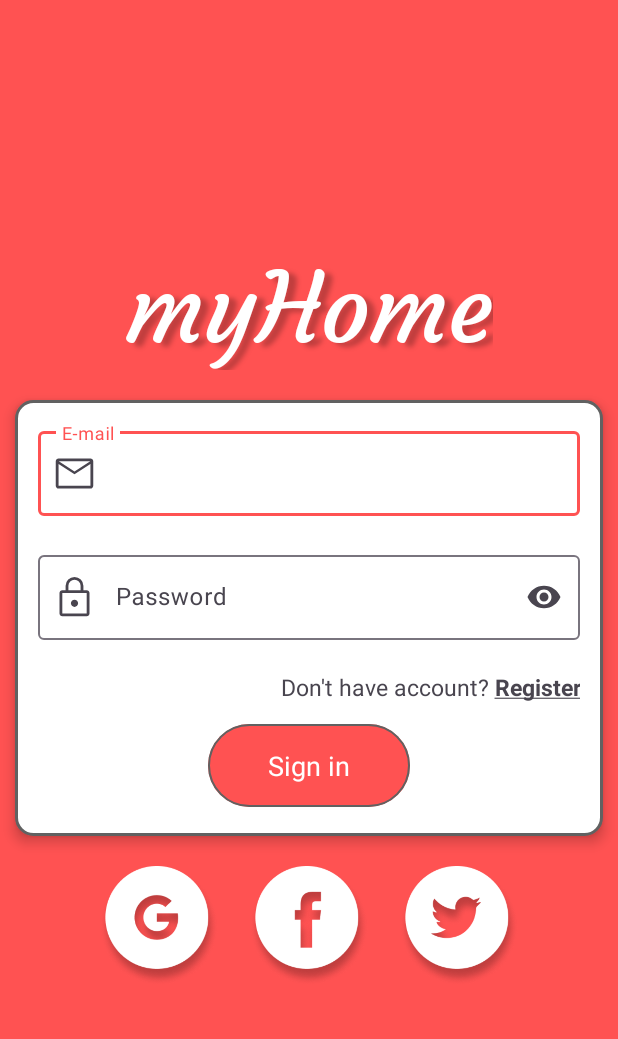
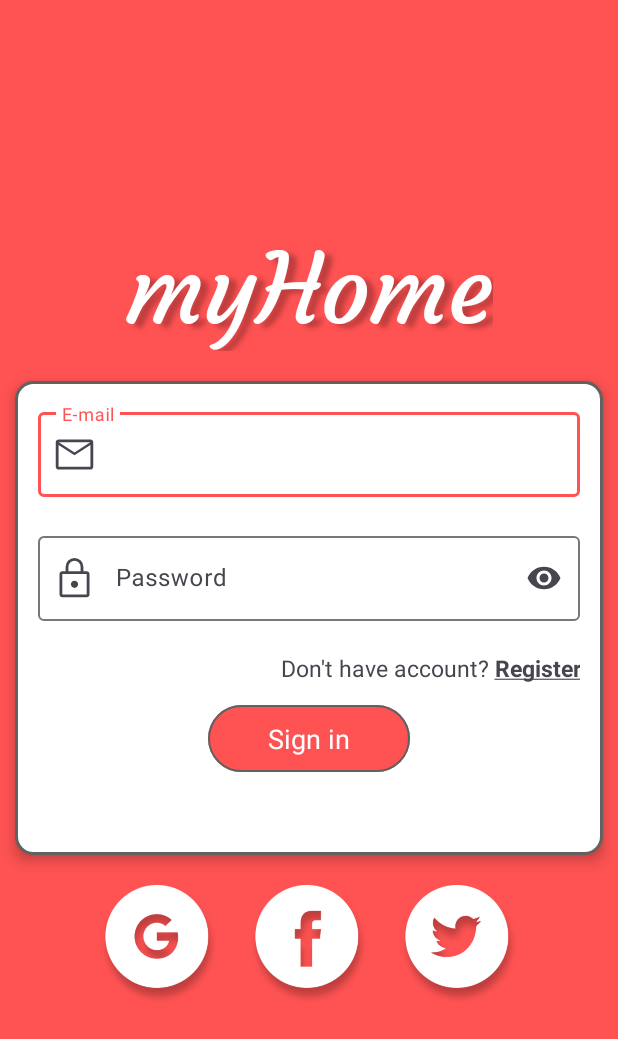
Before and after one commit to yaroslavlebid/MyHome, an Android app: the screen it shows after launch (LoginActivity), on a phone screen of 412 x 824 dp. Shown: the top 1039 px of the screen. Run offline under Robolectric (Android 15) with nearby library versions, the phone set to English and light mode, and no system bars; our stand-ins replace Firebase (no records; nobody signed in at launch, a user with empty details on screens opened directly), Timber; libraries missing offline, so code that uses them is left out: com.yanzhenjie.album; 1 statement that could not run was skipped.

Commit message:
developed log out feature, some ui changes

```diff
--- a/app/src/main/java/yaroslavlebid/apps/myhome/MyHomeModules.kt
+++ b/app/src/main/java/yaroslavlebid/apps/myhome/MyHomeModules.kt
@@ -9,6 +9,7 @@ import yaroslavlebid.apps.myhome.repository.*
 import yaroslavlebid.apps.myhome.ui.apartments.ApartmentListViewModel
 import yaroslavlebid.apps.myhome.ui.login.sign_in.SignInViewModel
 import yaroslavlebid.apps.myhome.ui.login.sign_up.SignUpViewModel
+import yaroslavlebid.apps.myhome.ui.profile.MyProfileViewModel
 import yaroslavlebid.apps.myhome.ui.profile.ProfileViewModel
 
 val viewModelModule = module {
@@ -16,6 +17,7 @@ val viewModelModule = module {
     viewModel { SignInViewModel(get())}
     viewModel { ProfileViewModel(get(), get(), get()) }
     viewModel { ApartmentListViewModel(get()) }
+    viewModel { MyProfileViewModel(get())}
 }
 
 val repositoryModule = module {
--- a/app/src/main/java/yaroslavlebid/apps/myhome/data/User.kt
+++ b/app/src/main/java/yaroslavlebid/apps/myhome/data/User.kt
@@ -10,13 +10,10 @@ data class User(
     var phoneNumber: String = "",
     var email: String = "",
     var photoUrl: String = "",
-    var dateOfBirth: String = "",
     val registrationTimestamp: Long = 0L
 ) {
     fun isProfileOnlyWithEmail() =
-        if (firstName.isEmpty() && lastName.isEmpty() && phoneNumber.isEmpty() && photoUrl.isEmpty()
-            && dateOfBirth.isEmpty()
-        ) {
+        if (firstName.isEmpty() && lastName.isEmpty() && phoneNumber.isEmpty() && photoUrl.isEmpty()) {
             true
         } else {
             false
--- a/app/src/main/java/yaroslavlebid/apps/myhome/repository/AuthRepository.kt
+++ b/app/src/main/java/yaroslavlebid/apps/myhome/repository/AuthRepository.kt
@@ -11,6 +11,8 @@ interface AuthRepository {
     fun getCurrentFirebaseUser() : FirebaseUser?
 
     fun signIn (email: String, password: String): Task<AuthResult>
+
+    fun signOut()
 }
 
 class AuthRepositoryImpl(val auth: FirebaseAuth) : AuthRepository {
@@ -21,4 +23,6 @@ class AuthRepositoryImpl(val auth: FirebaseAuth) : AuthRepository {
     override fun getCurrentFirebaseUser() : FirebaseUser? = auth.currentUser
 
     override fun signIn(email: String, password: String) = auth.signInWithEmailAndPassword(email, password)
+
+    override fun signOut() = auth.signOut()
 }
--- a/app/src/main/java/yaroslavlebid/apps/myhome/ui/login/LoginActivity.kt
+++ b/app/src/main/java/yaroslavlebid/apps/myhome/ui/login/LoginActivity.kt
@@ -7,12 +7,22 @@ import androidx.appcompat.app.AppCompatActivity
 import androidx.core.content.ContextCompat.startActivity
 import androidx.navigation.ActivityNavigator
 import androidx.navigation.findNavController
+import com.google.firebase.auth.FirebaseAuth
+import timber.log.Timber
 import yaroslavlebid.apps.myhome.databinding.ActivityLoginBinding
+import yaroslavlebid.apps.myhome.ui.home.HomeActivity
 
 class LoginActivity : AppCompatActivity() {
 
     override fun onCreate(savedInstanceState: Bundle?) {
         super.onCreate(savedInstanceState)
+
+        val user = FirebaseAuth.getInstance().currentUser
+        if (user != null) {
+            Timber.d ("User loggined, start HomeActivity")
+            HomeActivity.start(this)
+        }
+
         val binding = ActivityLoginBinding.inflate(layoutInflater)
         setContentView(binding.root)
     }
--- a/app/src/main/java/yaroslavlebid/apps/myhome/ui/profile/ProfileViewModel.kt
+++ b/app/src/main/java/yaroslavlebid/apps/myhome/ui/profile/ProfileViewModel.kt
@@ -56,14 +56,12 @@ class ProfileViewModel(
                    firstName: String = "",
                    lastName: String = "",
                    phoneNumber: String = "",
-                   photoUrl: String = "",
-                   dateOfBirth: String = "") {
+                   photoUrl: String = "") {
         if (email.isNotEmpty()) localUserProfile.email = email
         if (firstName.isNotEmpty()) localUserProfile.firstName = firstName
         if (lastName.isNotEmpty()) localUserProfile.lastName = lastName
         if (phoneNumber.isNotEmpty()) localUserProfile.phoneNumber = phoneNumber
         if (photoUrl.isNotEmpty()) localUserProfile.photoUrl = photoUrl
-        if (dateOfBirth.isNotEmpty()) localUserProfile.dateOfBirth = dateOfBirth
     }
 
     fun loadProfileImage(path: String) {
--- a/app/src/main/res/layout/fragment_edit_profile.xml
+++ b/app/src/main/res/layout/fragment_edit_profile.xml
@@ -98,7 +98,7 @@
         android:layout_marginEnd="20dp"
         android:layout_marginStart="20dp"
         android:layout_height="60dp"
-        android:text="Confirm"
+        android:text="@string/confirm_button_text"
         android:textSize="18sp"
         app:layout_constraintBottom_toBottomOf="parent"
         app:layout_constraintEnd_toEndOf="parent"
--- a/app/src/main/res/layout/fragment_sign_in.xml
+++ b/app/src/main/res/layout/fragment_sign_in.xml
@@ -72,9 +72,23 @@
             android:layout_height="wrap_content"
             android:layout_gravity="center"
             android:layout_marginTop="10dp"
-            android:text="Sign in">
+            android:text="@string/sign_in_button_text">
 
         </com.google.android.material.button.MaterialButton>
+
+        <ProgressBar
+            android:id="@+id/loading_indicator"
+            android:layout_width="36dp"
+            android:layout_height="36dp"
+            android:elevation="8dp"
+            android:indeterminate="true"
+            android:indeterminateTint="@color/white"
+            android:indeterminateTintMode="src_in"
+            android:visibility="invisible"
+            app:layout_constraintBottom_toBottomOf="@+id/signIn"
+            app:layout_constraintEnd_toEndOf="@+id/signIn"
+            app:layout_constraintStart_toStartOf="@+id/signIn"
+            app:layout_constraintTop_toTopOf="@+id/signIn"/>
 
     </androidx.appcompat.widget.LinearLayoutCompat>
 
@@ -122,29 +136,4 @@
 
     </androidx.appcompat.widget.LinearLayoutCompat>
 
-
-    <FrameLayout
-        android:id="@+id/loadingIndicator"
-        android:layout_width="match_parent"
-        android:layout_height="match_parent"
-        android:alpha="0.6"
-        android:background="@color/black"
-        android:visibility="gone"
-        app:layout_constraintBottom_toBottomOf="parent"
-        app:layout_constraintEnd_toEndOf="parent"
-        app:layout_constraintHorizontal_bias="0.0"
-        app:layout_constraintHorizontal_weight="100"
-        app:layout_constraintStart_toStartOf="parent"
-        app:layout_constraintTop_toTopOf="parent"
-        app:layout_constraintVertical_bias="0.0"
-        app:layout_constraintVertical_weight="100">
-
-        <ProgressBar
-            android:layout_width="wrap_content"
-            android:layout_height="wrap_content"
-            android:layout_gravity="center"
-            android:indeterminate="true"></ProgressBar>
-
-    </FrameLayout>
-
 </androidx.constraintlayout.widget.ConstraintLayout>
--- a/app/src/main/res/values-night/themes.xml
+++ b/app/src/main/res/values-night/themes.xml
@@ -33,8 +33,8 @@
         <item name="backgroundTint">@color/md_theme_dark_primaryContainer</item>
         <item name="android:paddingStart">40dp</item>
         <item name="android:paddingEnd">40dp</item>
-        <item name="android:paddingTop">15dp</item>
-        <item name="android:paddingBottom">15dp</item>
+        <item name="android:paddingTop">10dp</item>
+        <item name="android:paddingBottom">10dp</item>
         <item name="android:textSize">18sp</item>
         <item name="strokeColor">@color/grey_300</item>
         <item name="strokeWidth">1dp</item>
--- a/app/src/main/res/values/strings.xml
+++ b/app/src/main/res/values/strings.xml
@@ -11,4 +11,7 @@
     <string name="login_failed">"Login failed"</string>
     <string name="sign_in_register">Don\'t have account? <b><u>Register</u></b></string>
     <string name="already_have_account">Already have account? <b><u>Sign in</u></b></string>
+    <string name="sign_in_button_text">Sign in</string>
+    <string name="confirm_button_text">Confirm</string>
+    <string name="edit_profile">Edit profile</string>
 </resources>
--- a/app/src/main/res/values/themes.xml
+++ b/app/src/main/res/values/themes.xml
@@ -42,8 +42,8 @@
     <style name="Theme.MyHome.AuthButtonStyle">
         <item name="android:paddingStart">40dp</item>
         <item name="android:paddingEnd">40dp</item>
-        <item name="android:paddingTop">15dp</item>
-        <item name="android:paddingBottom">15dp</item>
+        <item name="android:paddingTop">10dp</item>
+        <item name="android:paddingBottom">10dp</item>
         <item name="android:textSize">18sp</item>
         <item name="strokeColor">@color/grey_700</item>
         <item name="strokeWidth">1dp</item>
```
Also changed, not shown: app/src/main/java/yaroslavlebid/apps/myhome/ui/home/HomeActivity.kt (+7 -0 lines), app/src/main/java/yaroslavlebid/apps/myhome/ui/login/sign_in/SignInFragment.kt (+8 -2 lines), app/src/main/java/yaroslavlebid/apps/myhome/ui/profile/EditProfileFragment.kt (+37 -28 lines), app/src/main/java/yaroslavlebid/apps/myhome/ui/profile/MyProfileFragment.kt (+53 -8 lines), app/src/main/java/yaroslavlebid/apps/myhome/ui/profile/MyProfileViewModel.kt (added, +17 -0 lines), app/src/main/res/drawable/add_circle.xml (added, +10 -0 lines), app/src/main/res/drawable/logout.xml (added, +11 -0 lines), app/src/main/res/layout/fragment_my_profile.xml (+33 -5 lines), app/src/main/res/navigation/nav_graph_home.xml (+9 -0 lines).
